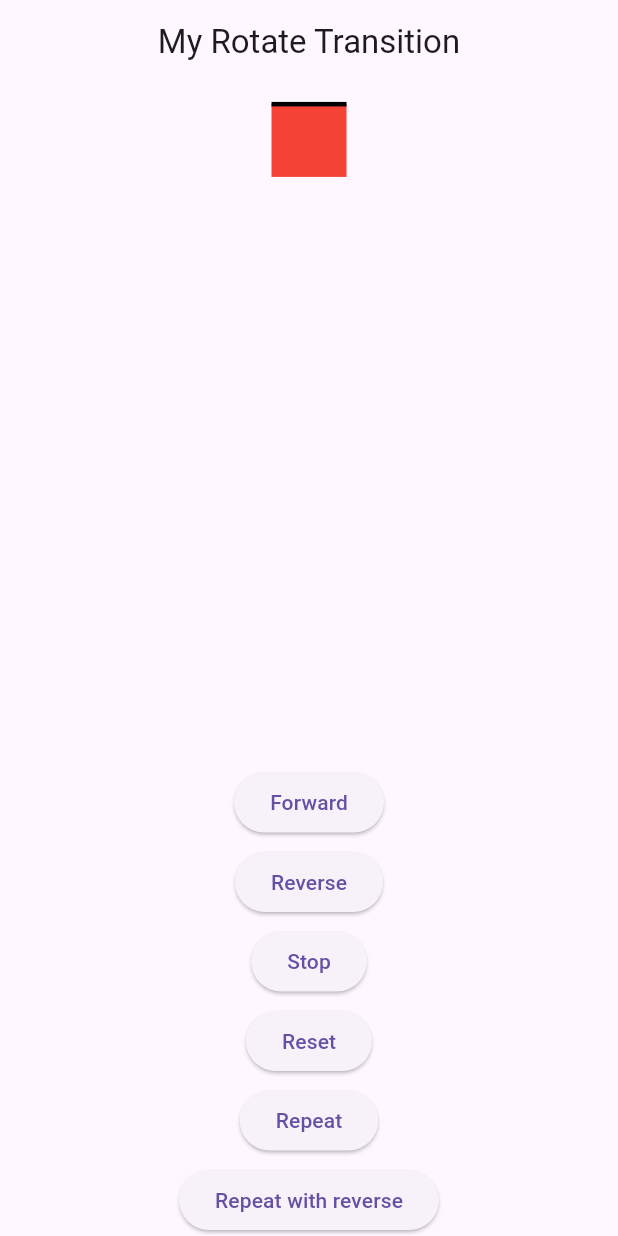
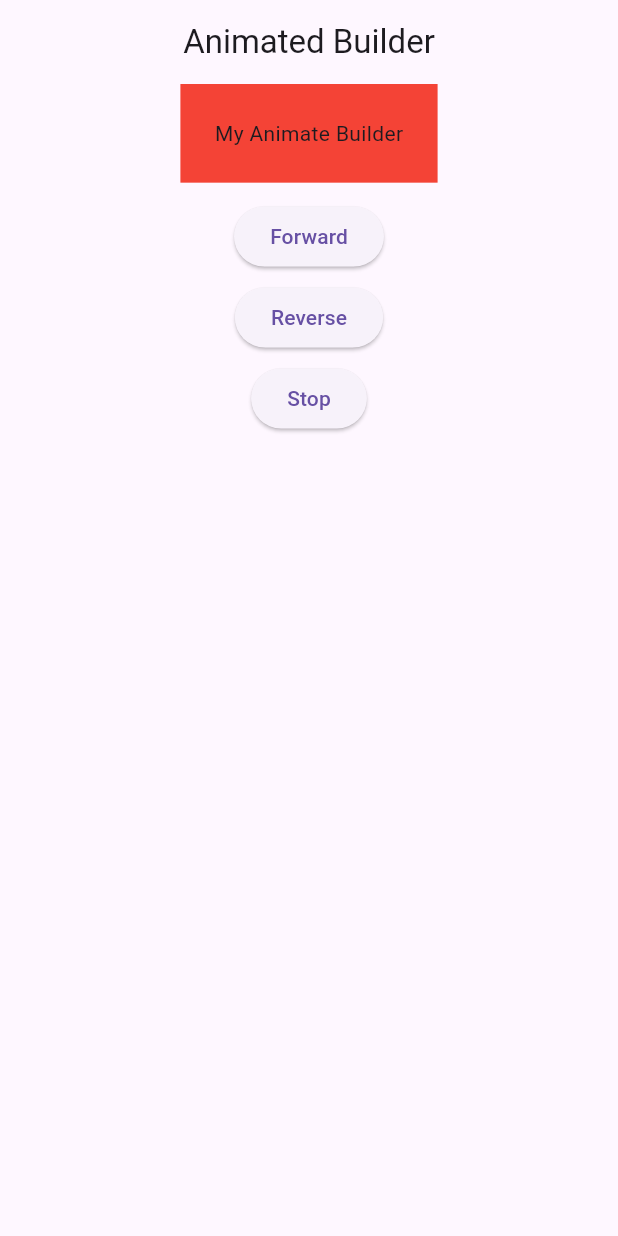
Before and after one commit to MostafaBorham/FlutterAnimation, a Flutter app: the screen it shows after launch, on a phone screen of 412 x 824 dp. Run offline on Flutter 3.47's test engine with Material 3 defaults, Android fonts, the phone set to English and light mode, and no system bars; our stand-ins replace flutter_screenutil.

Commit message:
Animated Builder Commit

```diff
--- a/animation_flutter/lib/main.dart
+++ b/animation_flutter/lib/main.dart
@@ -1,3 +1,4 @@
+import 'package:animation_flutter/new_version/AnimationWithController/AnimatedBuilder/my_animated_builder.dart';
 import 'package:animation_flutter/new_version/AnimationWithController/FooTransationWidgets/FunctionTransitionTypes/my_rotation_transition.dart';
 import 'package:animation_flutter/new_version/AnimationWithController/FooTransationWidgets/WidgetTransitionTypes/my_align_transition.dart';
 import 'package:animation_flutter/new_version/AnimationWithoutController/AnimatedFooWidgets/AnimatedFunctionTypes/my_animated_scale.dart';
@@ -24,7 +25,7 @@ class MyApp extends StatelessWidget {
         ScreenUtil.init(context);
         return Theme(data: ThemeData(
           primarySwatch: Colors.blue,
-        ), child: const MyRotationTransition());
+        ), child: const MyAnimatedBuilder());
       },
     );
   }
--- /dev/null
+++ b/animation_flutter/lib/new_version/AnimationWithController/AnimatedBuilder/my_animated_builder.dart
@@ -0,0 +1,76 @@
+import 'package:flutter/material.dart';
+import 'package:flutter_screenutil/flutter_screenutil.dart';
+
+class MyAnimatedBuilder extends StatefulWidget {
+  const MyAnimatedBuilder({Key? key}) : super(key: key);
+
+  @override
+  State<MyAnimatedBuilder> createState() => _MyAnimatedBuilderState();
+}
+
+class _MyAnimatedBuilderState extends State<MyAnimatedBuilder>
+    with SingleTickerProviderStateMixin {
+  late Animation<Color?> colorAnimation;
+  late AnimationController animationController;
+
+  @override
+  void initState() {
+    super.initState();
+    animationController = AnimationController(
+        vsync: this,
+        duration: const Duration(seconds: 3),
+        reverseDuration: const Duration(seconds: 3));
+    colorAnimation = ColorTween(begin: Colors.red, end: Colors.green)
+        .animate(animationController);
+  }
+
+  @override
+  void dispose() {
+    animationController.dispose();
+    super.dispose();
+  }
+
+  @override
+  Widget build(BuildContext context) {
+    return Scaffold(
+      appBar: AppBar(
+        title: const Text('Animated Builder'),
+        centerTitle: true,
+      ),
+      body: Center(
+        child: Column(
+          crossAxisAlignment: CrossAxisAlignment.center,
+          children: [
+            AnimatedBuilder(
+              animation: colorAnimation,
+              builder: (context, child) => Container(
+                padding: EdgeInsets.all(20.sp),
+                color: colorAnimation.value,
+                child: child,
+              ),
+              child: const Text('My Animate Builder'),
+            ),
+            10.verticalSpace,
+            ElevatedButton(
+                onPressed: () {
+                  animationController.forward();
+                },
+                child: const Text('Forward')),
+            5.verticalSpace,
+            ElevatedButton(
+                onPressed: () {
+                  animationController.reverse();
+                },
+                child: const Text('Reverse')),
+            5.verticalSpace,
+            ElevatedButton(
+                onPressed: () {
+                  animationController.stop();
+                },
+                child: const Text('Stop')),
+          ],
+        ),
+      ),
+    );
+  }
+}
```
